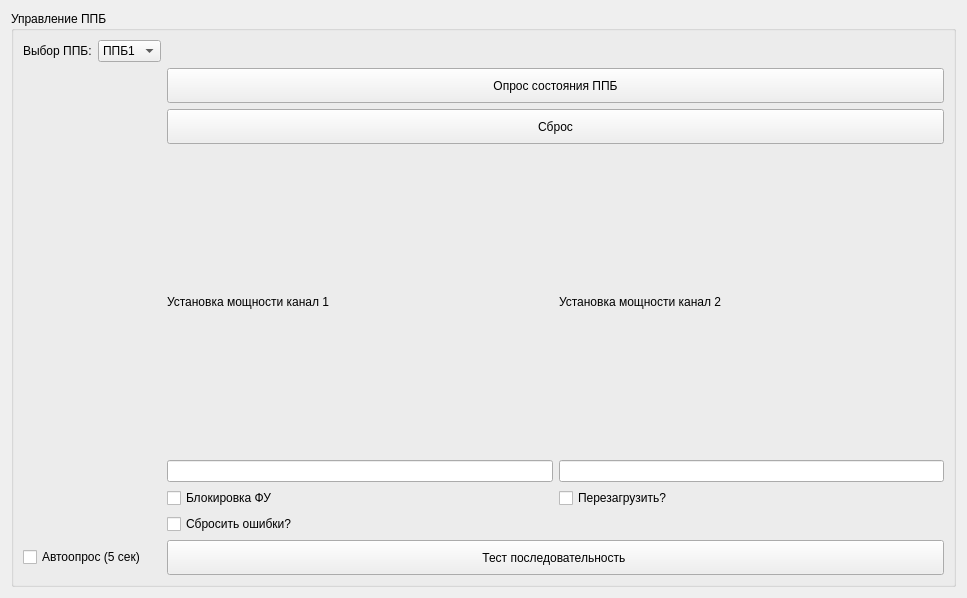
The window that PPB_GUI_Sandbox/controlwidget.ui (Anatolichka2202/PPB_Project) describes before a commit, drawn with Qt 5.
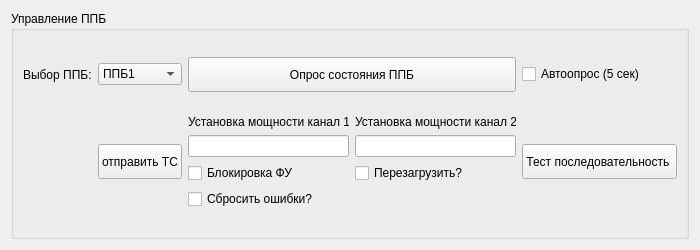
The same window after the commit.

The edit to the form file:
```diff
--- a/PPB_GUI_Sandbox/controlwidget.ui
+++ b/PPB_GUI_Sandbox/controlwidget.ui
@@ -6,10 +6,16 @@
    <rect>
     <x>0</x>
     <y>0</y>
-    <width>967</width>
-    <height>598</height>
+    <width>700</width>
+    <height>250</height>
    </rect>
   </property>
+  <property name="minimumSize">
+   <size>
+    <width>700</width>
+    <height>250</height>
+   </size>
+  </property>
   <property name="windowTitle">
    <string>Form</string>
   </property>
@@ -26,41 +32,7 @@
       <string>Управление ППБ</string>
      </property>
      <layout class="QGridLayout" name="gridLayout">
-      <item row="4" column="3">
-       <widget class="QPushButton" name="pushButtonPollStatus">
-        <property name="minimumSize">
-         <size>
-          <width>0</width>
-          <height>35</height>
-         </size>
-        </property>
-        <property name="text">
-         <string>Опрос состояния ППБ</string>
-        </property>
-       </widget>
-      </item>
-      <item row="1" column="1">
-       <widget class="QLabel" name="label">
-        <property name="text">
-         <string>Выбор ППБ:</string>
-        </property>
-       </widget>
-      </item>
-      <item row="1" column="2">
-       <widget class="QComboBox" name="comboBoxPPBSelect">
-        <item>
-         <property name="text">
-          <string>ППБ1</string>
-         </property>
-        </item>
-        <item>
-         <property name="text">
-          <string>ППБ2</string>
-         </property>
-        </item>
-       </widget>
-      </item>
-      <item row="6" column="3">
+      <item row="2" column="3">
        <layout class="QGridLayout" name="gridLayout_3">
         <item row="1" column="2">
          <widget class="QLabel" name="label_power_set_up_ch2">
@@ -105,27 +77,48 @@
         </item>
        </layout>
       </item>
-      <item row="8" column="1" colspan="2">
+      <item row="1" column="2">
+       <widget class="QComboBox" name="comboBoxPPBSelect">
+        <item>
+         <property name="text">
+          <string>ППБ1</string>
+         </property>
+        </item>
+        <item>
+         <property name="text">
+          <string>ППБ2</string>
+         </property>
+        </item>
+       </widget>
+      </item>
+      <item row="1" column="0">
+       <widget class="QLabel" name="label">
+        <property name="text">
+         <string>Выбор ППБ:</string>
+        </property>
+       </widget>
+      </item>
+      <item row="1" column="3">
+       <widget class="QPushButton" name="pushButtonPollStatus">
+        <property name="minimumSize">
+         <size>
+          <width>0</width>
+          <height>35</height>
+         </size>
+        </property>
+        <property name="text">
+         <string>Опрос состояния ППБ</string>
+        </property>
+       </widget>
+      </item>
+      <item row="1" column="4">
        <widget class="QCheckBox" name="checkBoxAutoPoll">
         <property name="text">
          <string>Автоопрос (5 сек)</string>
         </property>
        </widget>
       </item>
-      <item row="5" column="3">
-       <widget class="QPushButton" name="pushButtonReset">
-        <property name="minimumSize">
-         <size>
-          <width>0</width>
-          <height>35</height>
-         </size>
-        </property>
-        <property name="text">
-         <string>Сброс</string>
-        </property>
-       </widget>
-      </item>
-      <item row="8" column="3">
+      <item row="2" column="4">
        <widget class="QPushButton" name="pushButtonTestSequence">
         <property name="minimumSize">
          <size>
@@ -138,6 +131,19 @@
         </property>
        </widget>
       </item>
+      <item row="2" column="2">
+       <widget class="QPushButton" name="pushButtonReset">
+        <property name="minimumSize">
+         <size>
+          <width>0</width>
+          <height>35</height>
+         </size>
+        </property>
+        <property name="text">
+         <string>отправить ТС</string>
+        </property>
+       </widget>
+      </item>
      </layout>
     </widget>
    </item>
```
Left out of the diff: 30 changed lines with no effect on the pictures.
